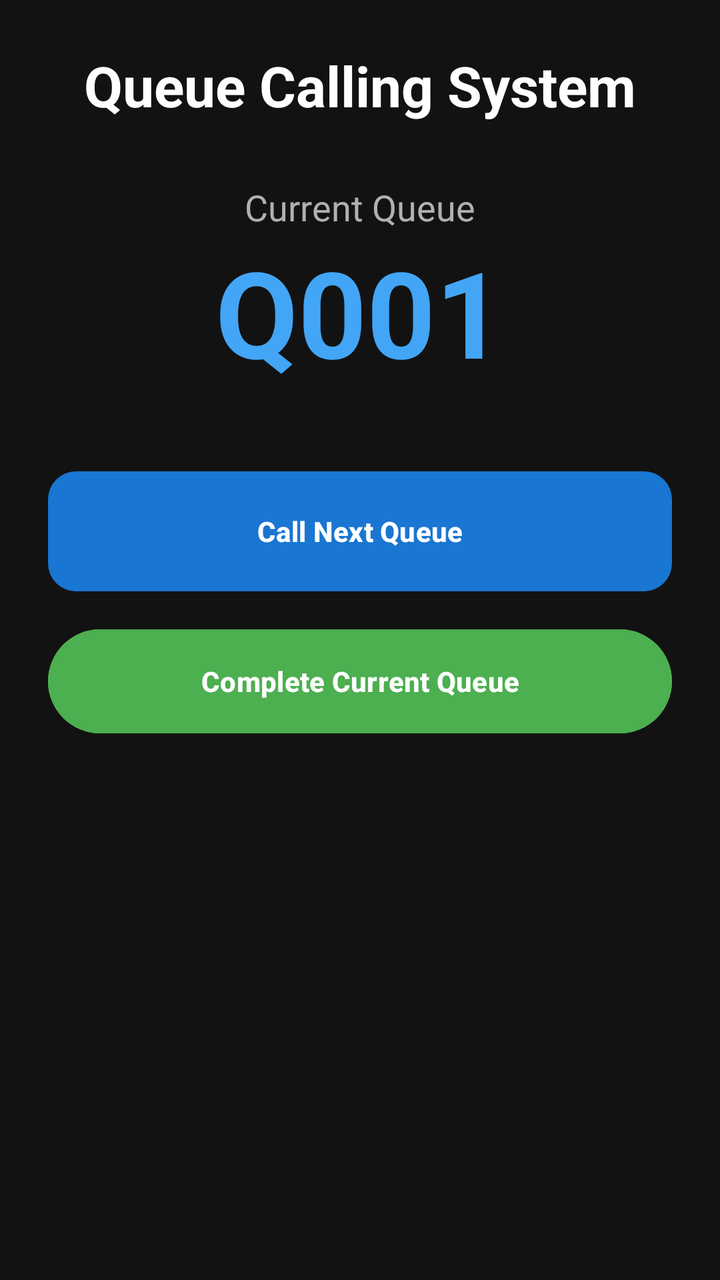
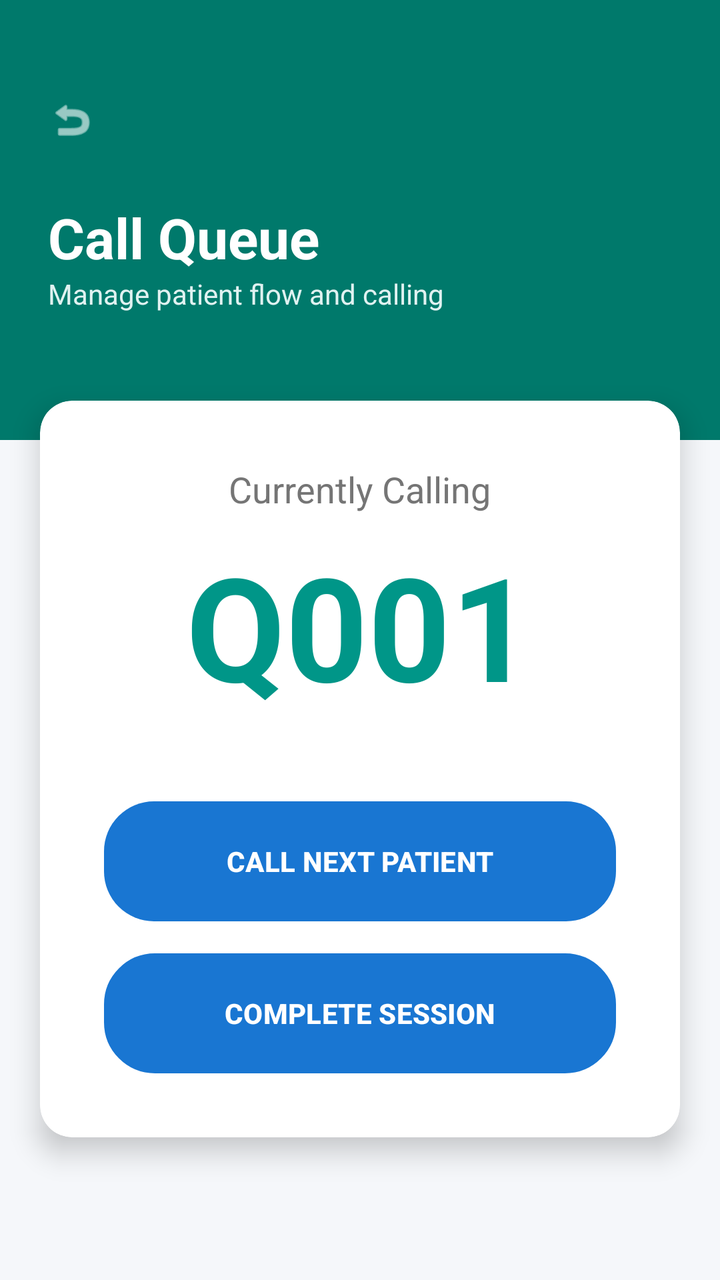

Compare the two renders of this Android layout. The source of the first and the diff that turns it into the second are given below.
<!-- AndroidManifest.xml: application theme Theme.GlenEzyCareApps -->
<!-- res/layout/activity_queue_calling.xml -->
<?xml version="1.0" encoding="utf-8"?>
<ScrollView xmlns:android="http://schemas.android.com/apk/res/android"
    android:layout_width="match_parent"
    android:layout_height="match_parent"
    android:background="#121212">

    <LinearLayout
        android:layout_width="match_parent"
        android:layout_height="wrap_content"
        android:orientation="vertical"
        android:padding="24dp"
        android:gravity="center_horizontal">

        <TextView
            android:layout_width="wrap_content"
            android:layout_height="wrap_content"
            android:text="Queue Calling System"
            android:textColor="#FFFFFF"
            android:textSize="28sp"
            android:textStyle="bold"
            android:layout_marginBottom="30dp"/>

        <TextView
            android:layout_width="wrap_content"
            android:layout_height="wrap_content"
            android:text="Current Queue"
            android:textColor="#B0B0B0"
            android:textSize="18sp"/>

        <TextView
            android:id="@+id/tvCurrentQueue"
            android:layout_width="wrap_content"
            android:layout_height="wrap_content"
            android:text="Q001"
            android:textColor="#42A5F5"
            android:textSize="60sp"
            android:textStyle="bold"
            android:layout_marginBottom="40dp"/>

        <Button
            android:id="@+id/btnCallNext"
            android:layout_width="match_parent"
            android:layout_height="60dp"
            android:text="Call Next Queue"
            android:textColor="#FFFFFF"
            android:textStyle="bold"
            android:background="@drawable/button_blue"
            android:layout_marginBottom="15dp"/>

        <Button
            android:id="@+id/btnCompleteQueue"
            android:layout_width="match_parent"
            android:layout_height="60dp"
            android:text="Complete Current Queue"
            android:textColor="#FFFFFF"
            android:textStyle="bold"
            android:backgroundTint="#4CAF50"/>

    </LinearLayout>

</ScrollView>
<!-- resources referenced by this layout -->
<resources>
  <!-- drawable button_blue (drawable) -->
  <?xml version="1.0" encoding="utf-8"?>
  <shape xmlns:android="http://schemas.android.com/apk/res/android">
      <solid android:color="@color/primary_blue"/>
      <corners android:radius="14dp"/>
  </shape>
  <style name="Theme.GlenEzyCareApps" parent="Theme.Material3.DayNight.NoActionBar">
  
          <item name="colorPrimary">@color/primary_blue</item>
          <item name="colorOnPrimary">@color/white</item>
  
          <item name="android:statusBarColor">@color/background_dark</item>
          <item name="android:navigationBarColor">@color/background_dark</item>
  
      </style>
  <color name="primary_blue">#1976D2</color>
  <color name="white">#FFFFFF</color>
  <color name="background_dark">#121212</color>
</resources>

<!-- the commit's change to res/layout/activity_queue_calling.xml (unified diff, before → after) -->
@@ -1,61 +1,114 @@
 <?xml version="1.0" encoding="utf-8"?>
-<ScrollView xmlns:android="http://schemas.android.com/apk/res/android"
+<androidx.constraintlayout.widget.ConstraintLayout xmlns:android="http://schemas.android.com/apk/res/android"
+    xmlns:app="http://schemas.android.com/apk/res-auto"
     android:layout_width="match_parent"
     android:layout_height="match_parent"
-    android:background="#121212">
+    android:background="#F5F7FA">
 
-    <LinearLayout
+    
+    <View
+        android:id="@+id/topHeader"
         android:layout_width="match_parent"
+        android:layout_height="220dp"
+        android:background="#00796B"
+        app:layout_constraintTop_toTopOf="parent" />
+
+    
+    <ImageView
+        android:id="@+id/btnBack"
+        android:layout_width="40dp"
+        android:layout_height="40dp"
+        android:layout_marginStart="16dp"
+        android:layout_marginTop="40dp"
+        android:background="?attr/selectableItemBackgroundBorderless"
+        android:padding="8dp"
+        android:src="@android:drawable/ic_menu_revert"
+        app:layout_constraintStart_toStartOf="parent"
+        app:layout_constraintTop_toTopOf="parent"
+        app:tint="@color/white" />
+
+    <TextView
+        android:id="@+id/tvHeaderTitle"
+        android:layout_width="wrap_content"
         android:layout_height="wrap_content"
-        android:orientation="vertical"
-        android:padding="24dp"
-        android:gravity="center_horizontal">
+        android:layout_marginStart="24dp"
+        android:layout_marginTop="20dp"
+        android:text="Call Queue"
+        android:textColor="@color/white"
+        android:textSize="28sp"
+        android:textStyle="bold"
+        app:layout_constraintStart_toStartOf="parent"
+        app:layout_constraintTop_toBottomOf="@+id/btnBack" />
 
-        <TextView
-            android:layout_width="wrap_content"
+    <TextView
+        android:layout_width="wrap_content"
+        android:layout_height="wrap_content"
+        android:text="Manage patient flow and calling"
+        android:textColor="#E0F2F1"
+        android:textSize="14sp"
+        app:layout_constraintStart_toStartOf="@+id/tvHeaderTitle"
+        app:layout_constraintTop_toBottomOf="@+id/tvHeaderTitle" />
+
+    <androidx.core.widget.NestedScrollView
+        android:layout_width="match_parent"
+        android:layout_height="0dp"
+        android:layout_marginTop="-40dp"
+        app:layout_constraintBottom_toBottomOf="parent"
+        app:layout_constraintTop_toBottomOf="@+id/topHeader">
+
+        <androidx.cardview.widget.CardView
+            android:layout_width="match_parent"
             android:layout_height="wrap_content"
-            android:text="Queue Calling System"
-            android:textColor="#FFFFFF"
-            android:textSize="28sp"
-            android:textStyle="bold"
-            android:layout_marginBottom="30dp"/>
+            android:layout_margin="20dp"
+            app:cardCornerRadius="16dp"
+            app:cardElevation="8dp">
 
-        <TextView
-            android:layout_width="wrap_content"
-            android:layout_height="wrap_content"
-            android:text="Current Queue"
-            android:textColor="#B0B0B0"
-            android:textSize="18sp"/>
+            <LinearLayout
+                android:layout_width="match_parent"
+                android:layout_height="wrap_content"
+                android:orientation="vertical"
+                android:padding="32dp"
+                android:gravity="center_horizontal">
 
-        <TextView
-            android:id="@+id/tvCurrentQueue"
-            android:layout_width="wrap_content"
-            android:layout_height="wrap_content"
-            android:text="Q001"
-            android:textColor="#42A5F5"
-            android:textSize="60sp"
-            android:textStyle="bold"
-            android:layout_marginBottom="40dp"/>
+                <TextView
+                    android:layout_width="wrap_content"
+                    android:layout_height="wrap_content"
+                    android:text="Currently Calling"
+                    android:textColor="#757575"
+                    android:textSize="18sp"/>
 
-        <Button
-            android:id="@+id/btnCallNext"
-            android:layout_width="match_parent"
-            android:layout_height="60dp"
-            android:text="Call Next Queue"
-            android:textColor="#FFFFFF"
-            android:textStyle="bold"
-            android:background="@drawable/button_blue"
-            android:layout_marginBottom="15dp"/>
+                <TextView
+                    android:id="@+id/tvCurrentQueue"
+                    android:layout_width="wrap_content"
+                    android:layout_height="wrap_content"
+                    android:text="Q001"
+                    android:textColor="#009688"
+                    android:textSize="72sp"
+                    android:textStyle="bold"
+                    android:layout_marginTop="8dp"
+                    android:layout_marginBottom="40dp"/>
 
-        <Button
-            android:id="@+id/btnCompleteQueue"
-            android:layout_width="match_parent"
-            android:layout_height="60dp"
-            android:text="Complete Current Queue"
-            android:textColor="#FFFFFF"
-            android:textStyle="bold"
-            android:backgroundTint="#4CAF50"/>
+                <Button
+                    android:id="@+id/btnCallNext"
+                    android:layout_width="match_parent"
+                    android:layout_height="60dp"
+                    android:text="CALL NEXT PATIENT"
+                    android:textColor="@color/white"
+                    android:textStyle="bold"
+                    android:background="@drawable/button_gradient"
+                    android:layout_marginBottom="16dp"/>
 
-    </LinearLayout>
+                <Button
+                    android:id="@+id/btnCompleteQueue"
+                    android:layout_width="match_parent"
+                    android:layout_height="60dp"
+                    android:text="COMPLETE SESSION"
+                    android:textColor="#FFFFFF"
+                    android:textStyle="bold"
+                    android:background="@drawable/button_outline"/>
 
-</ScrollView>
+            </LinearLayout>
+        </androidx.cardview.widget.CardView>
+    </androidx.core.widget.NestedScrollView>
+
+</androidx.constraintlayout.widget.ConstraintLayout>
<!-- resource entries referenced after the edit -->
@@ -1,11 +1,5 @@
 <!-- resources referenced by this layout -->
 <resources>
-  <!-- drawable button_blue (drawable) -->
-  <?xml version="1.0" encoding="utf-8"?>
-  <shape xmlns:android="http://schemas.android.com/apk/res/android">
-      <solid android:color="@color/primary_blue"/>
-      <corners android:radius="14dp"/>
-  </shape>
   <style name="Theme.GlenEzyCareApps" parent="Theme.Material3.DayNight.NoActionBar">
   
           <item name="colorPrimary">@color/primary_blue</item>
@@ -17,6 +11,22 @@
       </style>
   <color name="primary_blue">#1976D2</color>
   <color name="white">#FFFFFF</color>
+  <!-- drawable button_gradient (drawable) -->
+  <?xml version="1.0" encoding="utf-8"?>
+  <shape xmlns:android="http://schemas.android.com/apk/res/android">
+      <gradient
+          android:startColor="#7B1FA2"
+          android:endColor="#42A5F5"
+          android:angle="0"/>
+      <corners android:radius="25dp"/>
+  </shape>
+  <!-- drawable button_outline (drawable) -->
+  <?xml version="1.0" encoding="utf-8"?>
+  <shape xmlns:android="http://schemas.android.com/apk/res/android">
+      <stroke android:width="1dp" android:color="#42A5F5"/>
+      <corners android:radius="25dp"/>
+      <solid android:color="@color/white"/>
+  </shape>
   <color name="background_dark">#121212</color>
 </resources>
 
